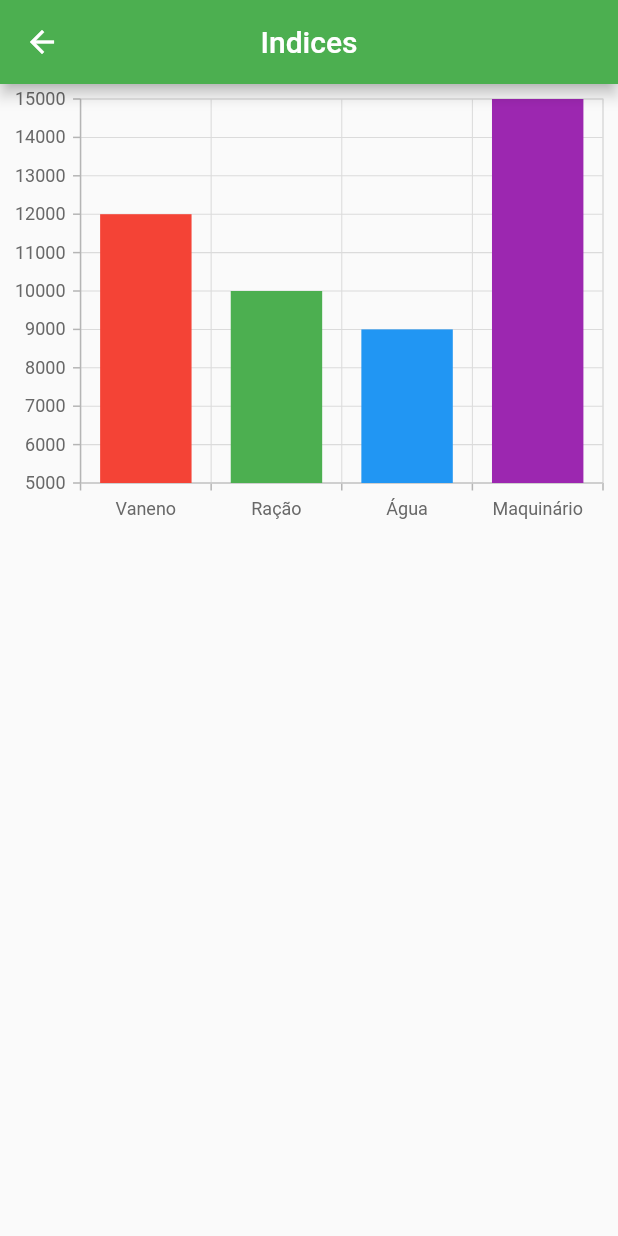
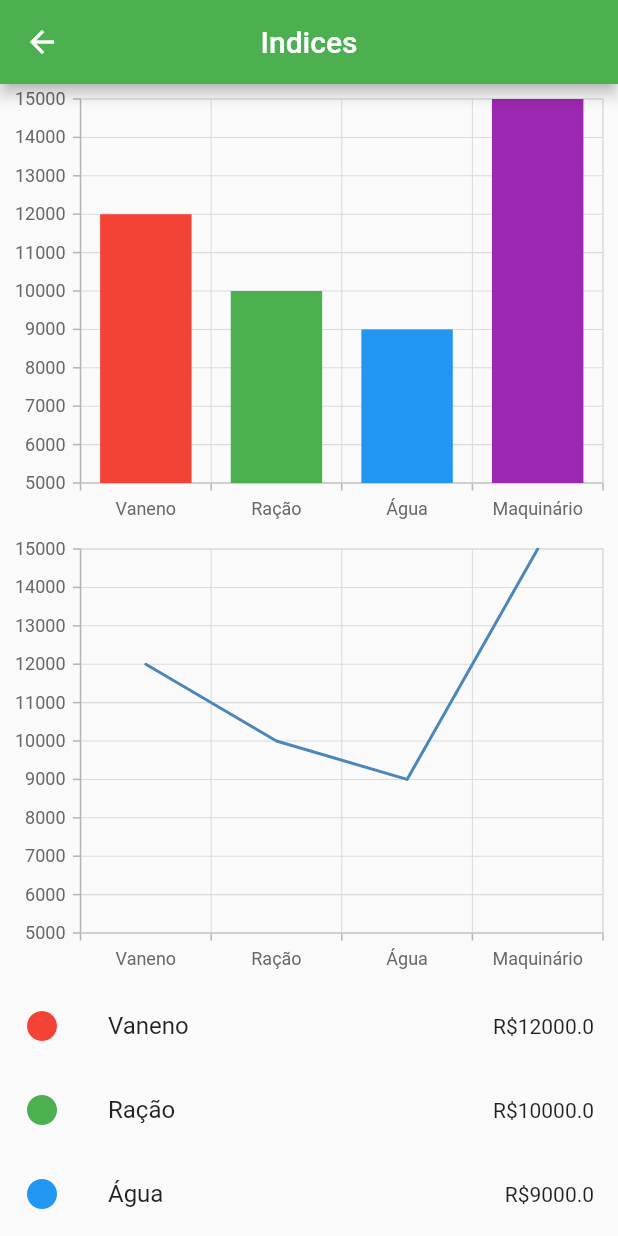
Before and after one commit to MarceloSolusysMobile/agro_app, a Flutter app: the Indices screen opened directly, on a phone screen of 412 x 824 dp. Run offline on Flutter 3.47's test engine with Material 2 defaults, Android fonts, the phone set to English and light mode, and no system bars; our stand-ins replace syncfusion_flutter_charts; network calls fail.

Commit message:
'01-06-2023'

```diff
--- a/lib/screens/indices.dart
+++ b/lib/screens/indices.dart
@@ -25,8 +25,10 @@ class _IndicesState extends State<Indices> {
         centerTitle: true,
         title: const Text('Indices'),
       ),
-      body: Column(
+      body: SingleChildScrollView(
+        child: Column(
           children: [
+            //import 'package:syncfusion_flutter_charts/charts.dart';
             SfCartesianChart(
               primaryXAxis: CategoryAxis(),
               primaryYAxis: NumericAxis(
@@ -43,8 +45,45 @@ class _IndicesState extends State<Indices> {
                 )
               ],
             ),
+            SfCartesianChart(
+              primaryXAxis: CategoryAxis(),
+              primaryYAxis: NumericAxis(
+                minimum: 5000,
+                maximum: 15000,
+                interval: 1000,
+              ),
+              series: <ChartSeries>[
+                LineSeries<Financa, String>(
+                  dataSource: financas_list,
+                  pointColorMapper: (Financa financa, _) => financa.color,
+                  xValueMapper: (Financa financa, _) => financa.categoria,
+                  yValueMapper: (Financa financa, _) => financa.valor,
+                )
+              ],
+            ),
+
+
+            ListView.builder(
+                shrinkWrap: true,
+                itemCount: financas_list.length,
+                itemBuilder: (context, index) {
+                  return Column(
+                    children: [
+                      ListTile(
+                        leading: Icon(
+                          Icons.circle,
+                          color: financas_list[index].color,
+                        ),
+                        title: Text(financas_list[index].categoria),
+                        trailing: Text('R\$${financas_list[index].valor}'),
+                      )
+                    ],
+                  );
+                },
+              ),
 
           ],
+        ),
       ),
     );
   }
--- a/pubspec.yaml
+++ b/pubspec.yaml
@@ -19,7 +19,7 @@ publish_to: 'none' # Remove this line if you wish to publish to pub.dev
 version: 1.0.0+1
 
 environment:
-  sdk: '>=2.19.2 <3.0.0'
+  sdk: '>=2.19.0 <3.0.0'
 
 # Dependencies specify other packages that your package needs in order to work.
 # To automatically upgrade your package dependencies to the latest versions
```
Lines whose indentation alone changed are shown as unchanged.
